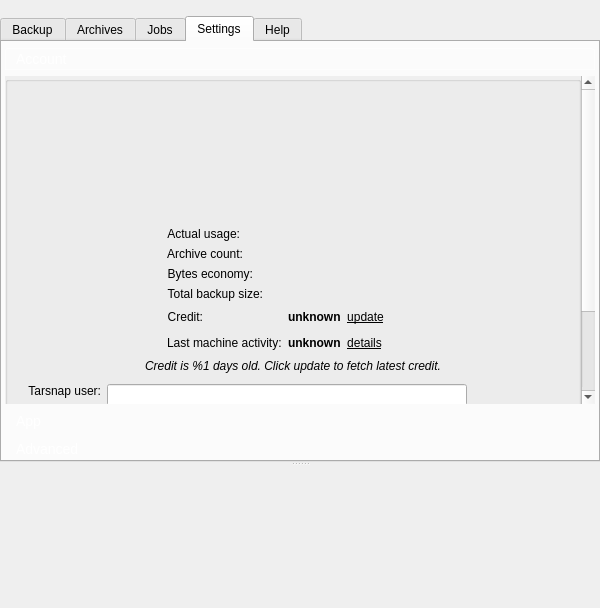
The window that forms/mainwindow.ui (Tarsnap/tarsnap-gui) describes before a commit, drawn with Qt 5.
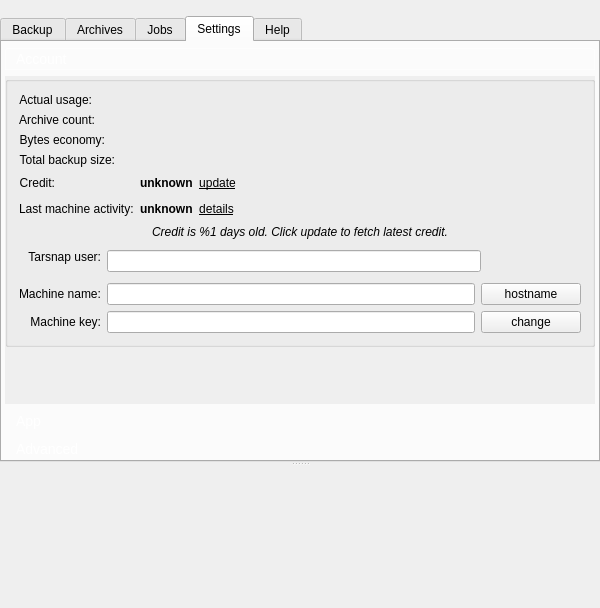
The same window after the commit. The open tabs and pages were chosen to show the change. Icons and pictures are not drawn. Custom widgets are drawn as their Qt base class.

Commit message: Remove useless logo button from the Settings pane.

What changed in the file:
```diff
--- a/forms/mainwindow.ui
+++ b/forms/mainwindow.ui
@@ -951,54 +951,13 @@
                   <string/>
                  </property>
                  <layout class="QVBoxLayout" name="verticalLayout_10">
-                  <item alignment="Qt::AlignHCenter">
-                   <widget class="QPushButton" name="loginTarsnapButton">
-                    <property name="sizePolicy">
-                     <sizepolicy hsizetype="Fixed" vsizetype="Fixed">
-                      <horstretch>0</horstretch>
-                      <verstretch>0</verstretch>
-                     </sizepolicy>
-                    </property>
-                    <property name="minimumSize">
-                     <size>
-                      <width>128</width>
-                      <height>128</height>
-                     </size>
-                    </property>
-                    <property name="maximumSize">
-                     <size>
-                      <width>128</width>
-                      <height>128</height>
-                     </size>
-                    </property>
-                    <property name="toolTip">
-                     <string>Login to tarsnap.com and update Account details.</string>
-                    </property>
-                    <property name="styleSheet">
-                     <string notr="true">QPushButton {
-border-image: url(:/icons/tarsnap_icon_big.png)
-}
-
-QPushButton:pressed {
-margin-left: 6px;
-margin-top: 6px;
-}</string>
-                    </property>
-                    <property name="text">
-                     <string/>
-                    </property>
-                    <property name="flat">
-                     <bool>true</bool>
-                    </property>
-                   </widget>
-                  </item>
                   <item>
                    <layout class="QFormLayout" name="formLayout_3">
                     <property name="fieldGrowthPolicy">
                      <enum>QFormLayout::ExpandingFieldsGrow</enum>
                     </property>
                     <property name="formAlignment">
-                     <set>Qt::AlignHCenter|Qt::AlignTop</set>
+                     <set>Qt::AlignLeading|Qt::AlignLeft|Qt::AlignTop</set>
                     </property>
                     <item row="0" column="0">
                      <widget class="QLabel" name="label_4">
```
Left out of the diff: 1 changed line with no effect on the pictures. The commit also changes 1 other file.
